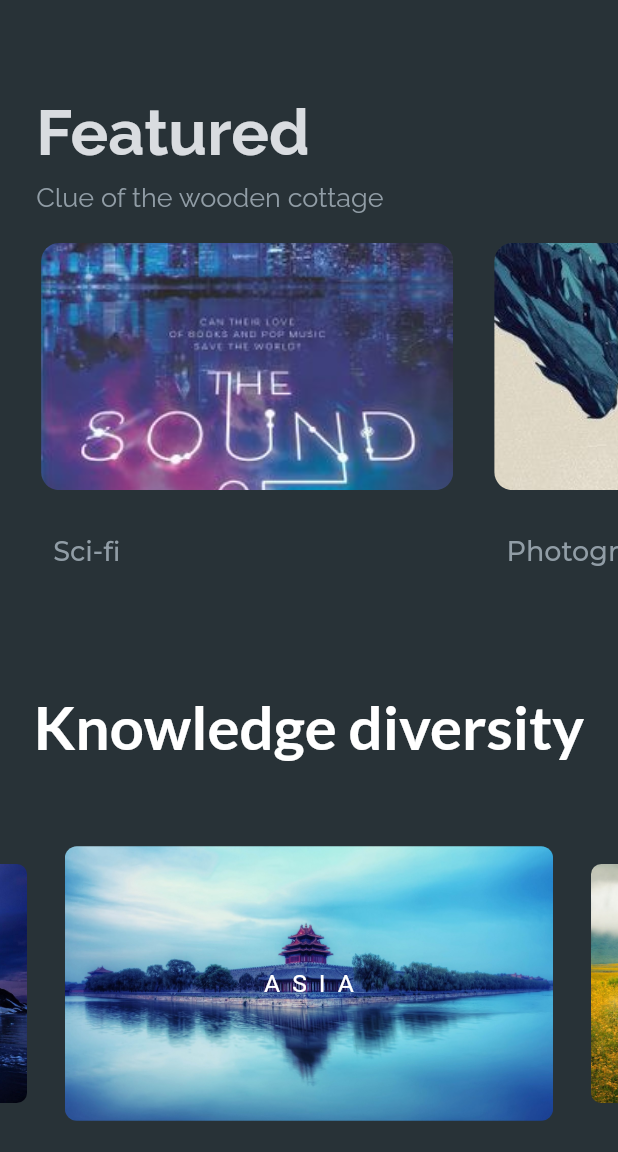
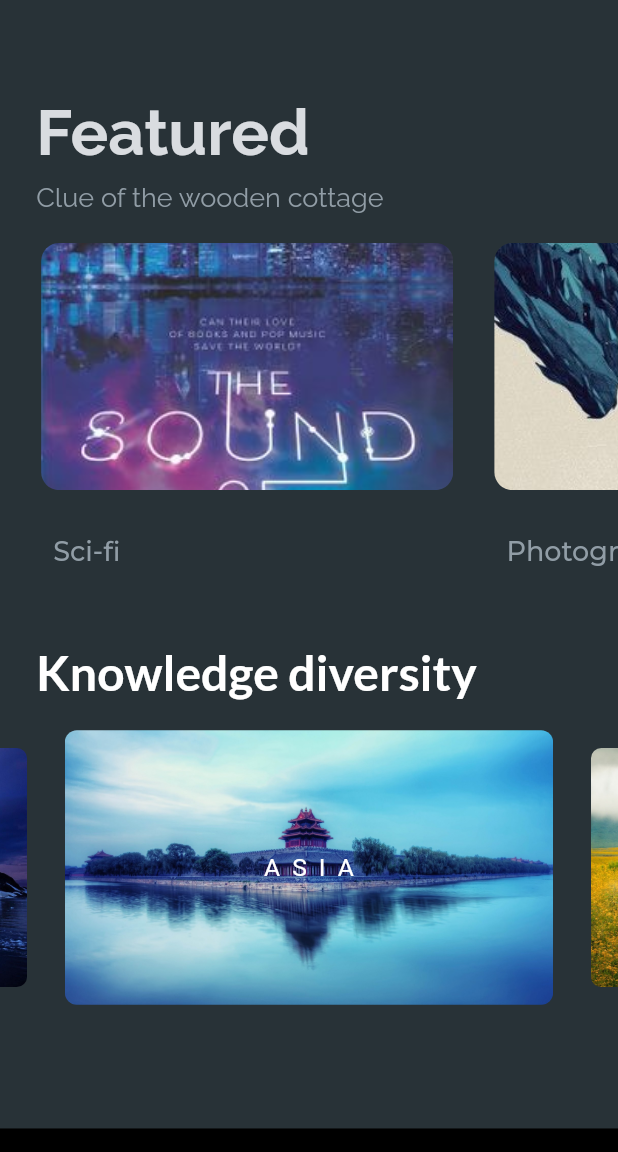
Before and after one commit to kritbovorn/Sample_web_flutter, a Flutter app: the screen it shows after launch, scrolled down 576 dp, on a phone screen of 412 x 824 dp, the part 84-1236 px from its top. Run offline on Flutter 3.47's test engine with Material 2 defaults, Android fonts, the phone set to English and light mode, and no system bars; drawn by our look-alikes of carousel_slider; our stand-ins replace google_fonts; Roboto replaces fonts that are missing (Electrolize).

Commit message:
layout MainHeading Text()

```diff
--- a/lib/widgets/main_heading.dart
+++ b/lib/widgets/main_heading.dart
@@ -9,7 +9,27 @@ class MainHeading extends StatelessWidget {
 
   @override
   Widget build(BuildContext context) {
-    return Padding(
+    return screenSize.width < 800
+    ? Padding(
+      padding: const EdgeInsets.only(top: 50, bottom: 20),
+      child: Row(
+        children: [
+
+          const Expanded(child: SizedBox()),
+
+          Expanded(
+            flex: 15,
+            child: Text(
+              "Knowledge diversity",
+              style: GoogleFonts.lato(fontSize: 32, color: Colors.white, fontWeight: FontWeight.bold),),
+          ),
+
+          const Expanded(child: SizedBox()),
+
+        ],
+      ),
+    )
+    : Padding(
       padding: EdgeInsets.only(
         top: screenSize.height / 10,
         bottom: screenSize.height / 15,
```
